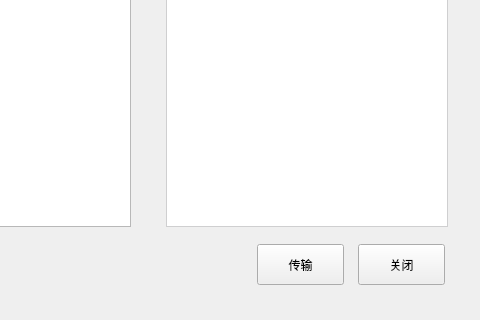
Qt form groupsenddialog.ui (HustGw/CLLLLLLLSAFFFFFEWINN) before a commit; both pictures show x 184 to 664 and y 190 to 510 of the 664 by 510 pixel window.
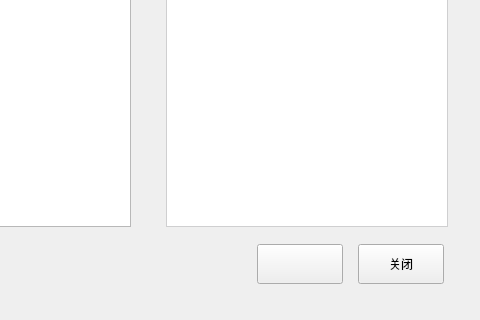
The same form after that commit. Icons and pictures are not drawn.

Commit message: 主要修改了checkbox 未完成批量传输中的label显示

The edit to the form file:
```diff
--- a/groupsenddialog.ui
+++ b/groupsenddialog.ui
@@ -96,12 +96,12 @@
     <rect>
      <x>441</x>
      <y>434</y>
-     <width>87</width>
-     <height>41</height>
+     <width>86</width>
+     <height>40</height>
     </rect>
    </property>
    <property name="text">
-    <string>传输</string>
+    <string/>
    </property>
   </widget>
   <widget class="QLabel" name="label_2">
@@ -191,8 +191,8 @@
     <rect>
      <x>542</x>
      <y>434</y>
-     <width>87</width>
-     <height>41</height>
+     <width>86</width>
+     <height>40</height>
     </rect>
    </property>
    <property name="text">
```
Left out of the diff: 17 changed lines with no effect on the pictures. The commit also changes 22 other files.
